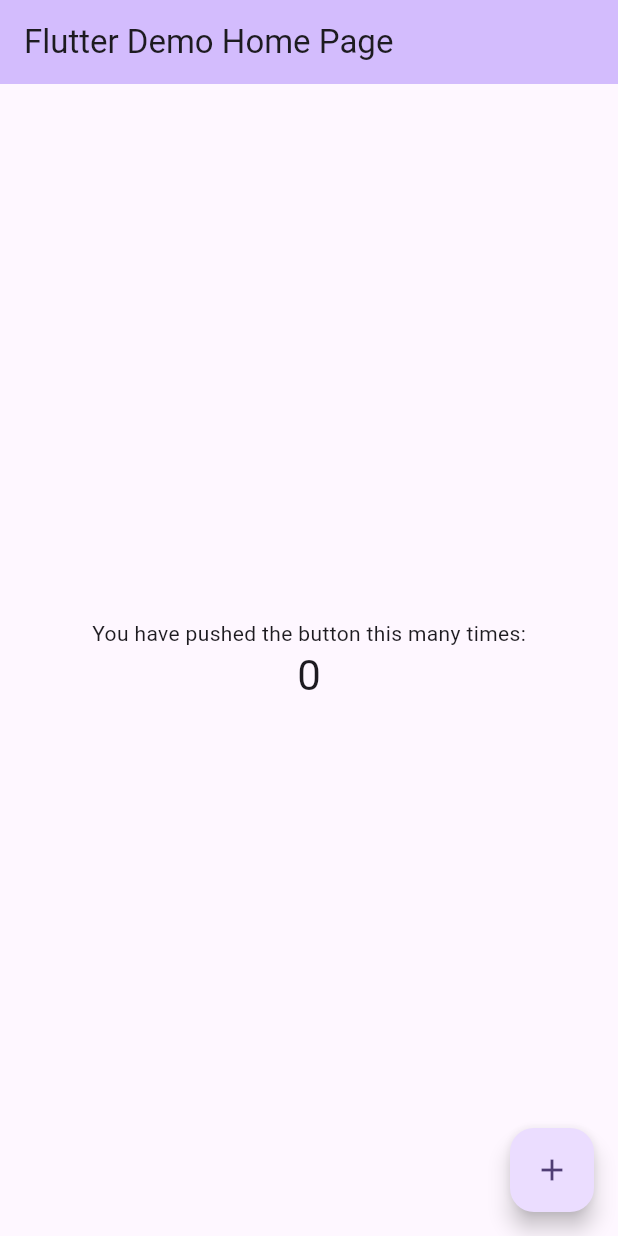
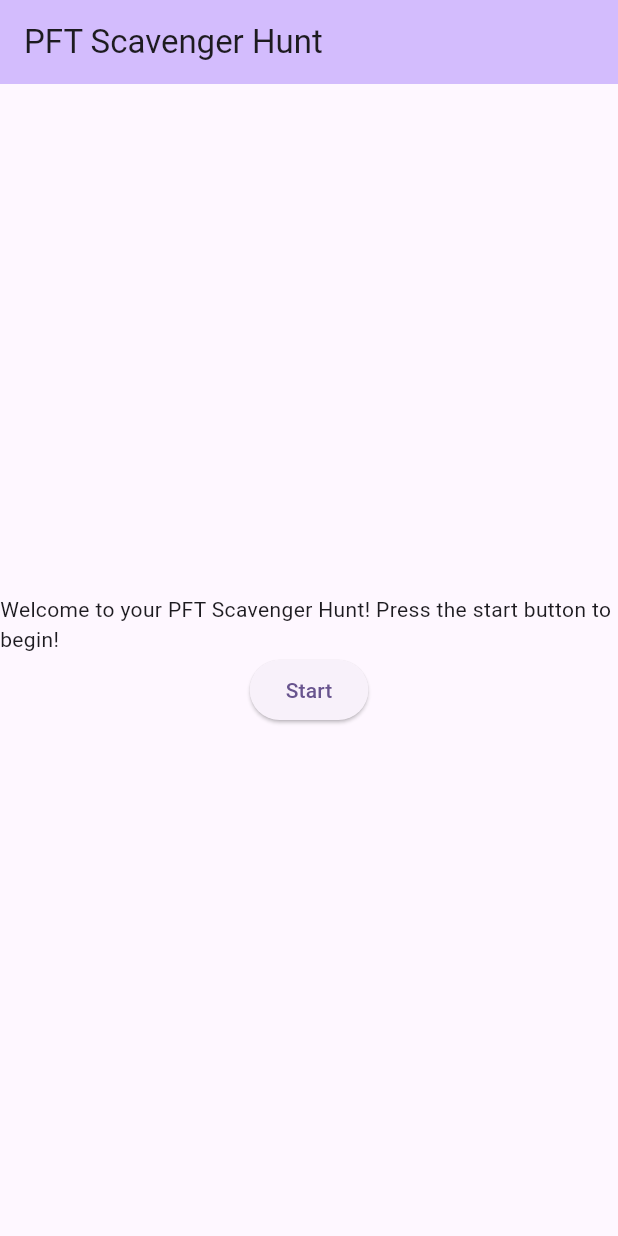
Before and after one commit to JaredArrowood/scavenger-hunt, a Flutter app: the screen it shows after launch, on a phone screen of 412 x 824 dp. Run offline on Flutter 3.47's test engine with Material 3 defaults, Android fonts, the light colour scheme and no system bars.

Commit message:
updated main screen and skeleton for first question screen

```diff
--- a/Code/scavenger_hunt_app/lib/main.dart
+++ b/Code/scavenger_hunt_app/lib/main.dart
@@ -1,4 +1,5 @@
 import 'package:flutter/material.dart';
+import 'package:scavenger_hunt_app/QuestionScreen1.dart';
 
 void main() {
   runApp(const MyApp());
@@ -7,46 +8,21 @@
 class MyApp extends StatelessWidget {
   const MyApp({super.key});
 
-  // This widget is the root of your application.
   @override
   Widget build(BuildContext context) {
     return MaterialApp(
-      title: 'Flutter Demo',
+      title: 'PFT Scavenger Hunt',
       theme: ThemeData(
-        // This is the theme of your application.
-        //
-        // TRY THIS: Try running your application with "flutter run". You'll see
-        // the application has a purple toolbar. Then, without quitting the app,
-        // try changing the seedColor in the colorScheme below to Colors.green
-        // and then invoke "hot reload" (save your changes or press the "hot
-        // reload" button in a Flutter-supported IDE, or press "r" if you used
-        // the command line to start the app).
-        //
-        // Notice that the counter didn't reset back to zero; the application
-        // state is not lost during the reload. To reset the state, use hot
-        // restart instead.
-        //
-        // This works for code too, not just values: Most code changes can be
-        // tested with just a hot reload.
         colorScheme: ColorScheme.fromSeed(seedColor: Colors.deepPurple),
         useMaterial3: true,
       ),
-      home: const MyHomePage(title: 'Flutter Demo Home Page'),
+      home: const MyHomePage(title: 'PFT Scavenger Hunt'),
     );
   }
 }
 
 class MyHomePage extends StatefulWidget {
   const MyHomePage({super.key, required this.title});
-
-  // This widget is the home page of your application. It is stateful, meaning
-  // that it has a State object (defined below) that contains fields that affect
-  // how it looks.
-
-  // This class is the configuration for the state. It holds the values (in this
-  // case the title) provided by the parent (in this case the App widget) and
-  // used by the build method of the State. Fields in a Widget subclass are
-  // always marked "final".
 
   final String title;
 
@@ -55,71 +31,36 @@
 }
 
 class _MyHomePageState extends State<MyHomePage> {
-  int _counter = 0;
-
-  void _incrementCounter() {
-    setState(() {
-      // This call to setState tells the Flutter framework that something has
-      // changed in this State, which causes it to rerun the build method below
-      // so that the display can reflect the updated values. If we changed
-      // _counter without calling setState(), then the build method would not be
-      // called again, and so nothing would appear to happen.
-      _counter++;
-    });
+  void navigateToNextScreen() {
+    Navigator.push(
+      context,
+      MaterialPageRoute(builder: (context) => QuestionScreen1()),
+    );
   }
 
   @override
   Widget build(BuildContext context) {
-    // This method is rerun every time setState is called, for instance as done
-    // by the _incrementCounter method above.
-    //
-    // The Flutter framework has been optimized to make rerunning build methods
-    // fast, so that you can just rebuild anything that needs updating rather
-    // than having to individually change instances of widgets.
     return Scaffold(
       appBar: AppBar(
-        // TRY THIS: Try changing the color here to a specific color (to
-        // Colors.amber, perhaps?) and trigger a hot reload to see the AppBar
-        // change color while the other colors stay the same.
         backgroundColor: Theme.of(context).colorScheme.inversePrimary,
-        // Here we take the value from the MyHomePage object that was created by
-        // the App.build method, and use it to set our appbar title.
         title: Text(widget.title),
       ),
       body: Center(
-        // Center is a layout widget. It takes a single child and positions it
-        // in the middle of the parent.
         child: Column(
-          // Column is also a layout widget. It takes a list of children and
-          // arranges them vertically. By default, it sizes itself to fit its
-          // children horizontally, and tries to be as tall as its parent.
-          //
-          // Column has various properties to control how it sizes itself and
-          // how it positions its children. Here we use mainAxisAlignment to
-          // center the children vertically; the main axis here is the vertical
-          // axis because Columns are vertical (the cross axis would be
-          // horizontal).
-          //
-          // TRY THIS: Invoke "debug painting" (choose the "Toggle Debug Paint"
-          // action in the IDE, or press "p" in the console), to see the
-          // wireframe for each widget.
           mainAxisAlignment: MainAxisAlignment.center,
           children: <Widget>[
             const Text(
-              'You have pushed the button this many times:',
+              'Welcome to your PFT Scavenger Hunt! Press the start button to begin!',
             ),
-            Text(
-              '$_counter',
-              style: Theme.of(context).textTheme.headlineMedium,
+            ElevatedButton(
+              onPressed: () {
+                navigateToNextScreen();
+              },
+              child: const Text('Start'),
             ),
           ],
         ),
       ),
-      floatingActionButton: FloatingActionButton(
-        onPressed: _incrementCounter,
-        tooltip: 'Increment',
-        child: const Icon(Icons.add),
-      ), // This trailing comma makes auto-formatting nicer for build methods.
     );
   }
 }
```
Also changed, not shown: Code/scavenger_hunt_app/lib/QuestionScreen1.dart (added, +72 -0 lines).
